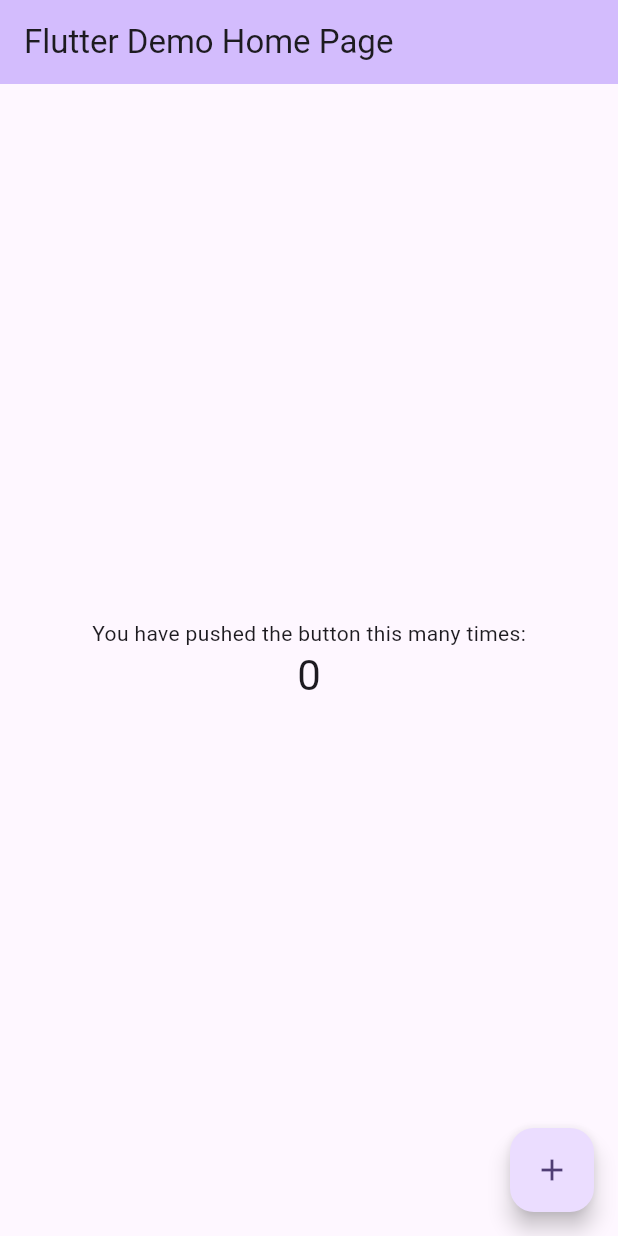
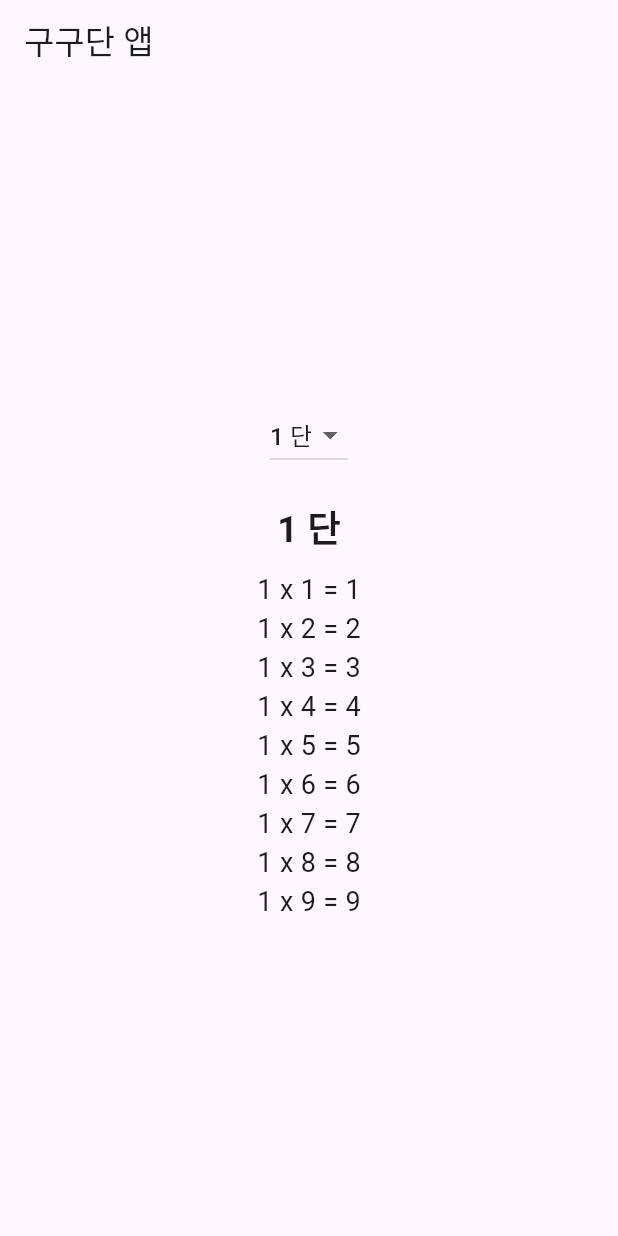
Before and after one commit to JangWoojun/gugudan, a Flutter app: the screen it shows after launch, on a phone screen of 412 x 824 dp. Run offline on Flutter 3.47's test engine with Material 3 defaults, Android fonts, the light colour scheme and no system bars.

Commit message:
feat: 구구단 로직 추가

```diff
--- a/lib/main.dart
+++ b/lib/main.dart
@@ -1,125 +1,80 @@
 import 'package:flutter/material.dart';
 
 void main() {
-  runApp(const MyApp());
+  runApp(const GuguDanApp());
 }
 
-class MyApp extends StatelessWidget {
-  const MyApp({super.key});
+class GuguDanApp extends StatelessWidget {
+  const GuguDanApp({super.key});
 
-  // This widget is the root of your application.
   @override
   Widget build(BuildContext context) {
     return MaterialApp(
-      title: 'Flutter Demo',
+      title: '구구단 앱',
       theme: ThemeData(
-        // This is the theme of your application.
-        //
-        // TRY THIS: Try running your application with "flutter run". You'll see
-        // the application has a purple toolbar. Then, without quitting the app,
-        // try changing the seedColor in the colorScheme below to Colors.green
-        // and then invoke "hot reload" (save your changes or press the "hot
-        // reload" button in a Flutter-supported IDE, or press "r" if you used
-        // the command line to start the app).
-        //
-        // Notice that the counter didn't reset back to zero; the application
-        // state is not lost during the reload. To reset the state, use hot
-        // restart instead.
-        //
-        // This works for code too, not just values: Most code changes can be
-        // tested with just a hot reload.
-        colorScheme: ColorScheme.fromSeed(seedColor: Colors.deepPurple),
-        useMaterial3: true,
+        primarySwatch: Colors.blue,
       ),
-      home: const MyHomePage(title: 'Flutter Demo Home Page'),
+      home: GuguDanScreen(),
     );
   }
 }
 
-class MyHomePage extends StatefulWidget {
-  const MyHomePage({super.key, required this.title});
-
-  // This widget is the home page of your application. It is stateful, meaning
-  // that it has a State object (defined below) that contains fields that affect
-  // how it looks.
-
-  // This class is the configuration for the state. It holds the values (in this
-  // case the title) provided by the parent (in this case the App widget) and
-  // used by the build method of the State. Fields in a Widget subclass are
-  // always marked "final".
-
-  final String title;
+class GuguDanScreen extends StatefulWidget {
+  const GuguDanScreen({super.key});
 
   @override
-  State<MyHomePage> createState() => _MyHomePageState();
+  _GuguDanScreenState createState() => _GuguDanScreenState();
 }
 
-class _MyHomePageState extends State<MyHomePage> {
-  int _counter = 0;
-
-  void _incrementCounter() {
-    setState(() {
-      // This call to setState tells the Flutter framework that something has
-      // changed in this State, which causes it to rerun the build method below
-      // so that the display can reflect the updated values. If we changed
-      // _counter without calling setState(), then the build method would not be
-      // called again, and so nothing would appear to happen.
-      _counter++;
-    });
-  }
+class _GuguDanScreenState extends State<GuguDanScreen> {
+  int selectedNumber = 1;
 
   @override
   Widget build(BuildContext context) {
-    // This method is rerun every time setState is called, for instance as done
-    // by the _incrementCounter method above.
-    //
-    // The Flutter framework has been optimized to make rerunning build methods
-    // fast, so that you can just rebuild anything that needs updating rather
-    // than having to individually change instances of widgets.
     return Scaffold(
       appBar: AppBar(
-        // TRY THIS: Try changing the color here to a specific color (to
-        // Colors.amber, perhaps?) and trigger a hot reload to see the AppBar
-        // change color while the other colors stay the same.
-        backgroundColor: Theme.of(context).colorScheme.inversePrimary,
-        // Here we take the value from the MyHomePage object that was created by
-        // the App.build method, and use it to set our appbar title.
-        title: Text(widget.title),
+        title: const Text('구구단 앱'),
       ),
       body: Center(
-        // Center is a layout widget. It takes a single child and positions it
-        // in the middle of the parent.
         child: Column(
-          // Column is also a layout widget. It takes a list of children and
-          // arranges them vertically. By default, it sizes itself to fit its
-          // children horizontally, and tries to be as tall as its parent.
-          //
-          // Column has various properties to control how it sizes itself and
-          // how it positions its children. Here we use mainAxisAlignment to
-          // center the children vertically; the main axis here is the vertical
-          // axis because Columns are vertical (the cross axis would be
-          // horizontal).
-          //
-          // TRY THIS: Invoke "debug painting" (choose the "Toggle Debug Paint"
-          // action in the IDE, or press "p" in the console), to see the
-          // wireframe for each widget.
           mainAxisAlignment: MainAxisAlignment.center,
-          children: <Widget>[
-            const Text(
-              'You have pushed the button this many times:',
+          children: [
+            DropdownButton<int>(
+              value: selectedNumber,
+              items: List.generate(9, (index) => index + 1)
+                  .map((number) => DropdownMenuItem<int>(
+                value: number,
+                child: Text('$number 단'),
+              ))
+                  .toList(),
+              onChanged: (value) {
+                setState(() {
+                  selectedNumber = value!;
+                });
+              },
             ),
+            const SizedBox(height: 20),
             Text(
-              '$_counter',
-              style: Theme.of(context).textTheme.headlineMedium,
+              '$selectedNumber 단',
+              style: const TextStyle(
+                fontSize: 24,
+                fontWeight: FontWeight.bold,
+              ),
+            ),
+            const SizedBox(height: 10),
+            Column(
+              crossAxisAlignment: CrossAxisAlignment.start,
+              children: List.generate(
+                9,
+                    (index) => Text(
+                  '$selectedNumber x ${index + 1} = ${selectedNumber * (index + 1)}',
+                  style: const TextStyle(fontSize: 18),
+                ),
+              ),
             ),
           ],
         ),
       ),
-      floatingActionButton: FloatingActionButton(
-        onPressed: _incrementCounter,
-        tooltip: 'Increment',
-        child: const Icon(Icons.add),
-      ), // This trailing comma makes auto-formatting nicer for build methods.
     );
   }
 }
```
